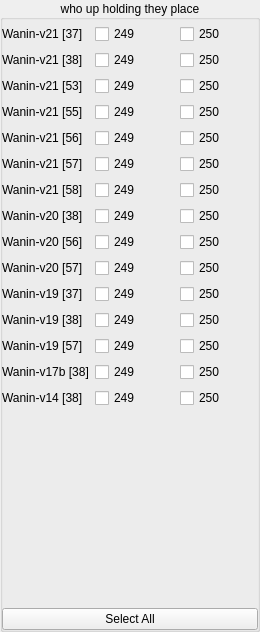
Old version of the form WaninCheckGrid.ui in the repository korbosoft/modmiiDownloader.
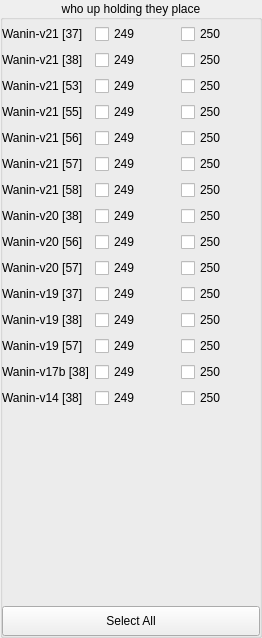
New version of the form.

```diff
--- a/WaninCheckGrid.ui
+++ b/WaninCheckGrid.ui
@@ -7,8 +7,8 @@
    <rect>
     <x>0</x>
     <y>0</y>
-    <width>260</width>
-    <height>632</height>
+    <width>262</width>
+    <height>638</height>
    </rect>
   </property>
   <property name="toolTip">
@@ -25,8 +25,8 @@
     <rect>
      <x>0</x>
      <y>0</y>
-     <width>260</width>
-     <height>632</height>
+     <width>262</width>
+     <height>638</height>
     </rect>
    </property>
    <layout class="QVBoxLayout" name="layout">
@@ -382,6 +382,12 @@
     </item>
     <item>
      <widget class="QPushButton" name="select">
+      <property name="minimumSize">
+       <size>
+        <width>0</width>
+        <height>30</height>
+       </size>
+      </property>
       <property name="text">
        <string>Select All</string>
       </property>
```
